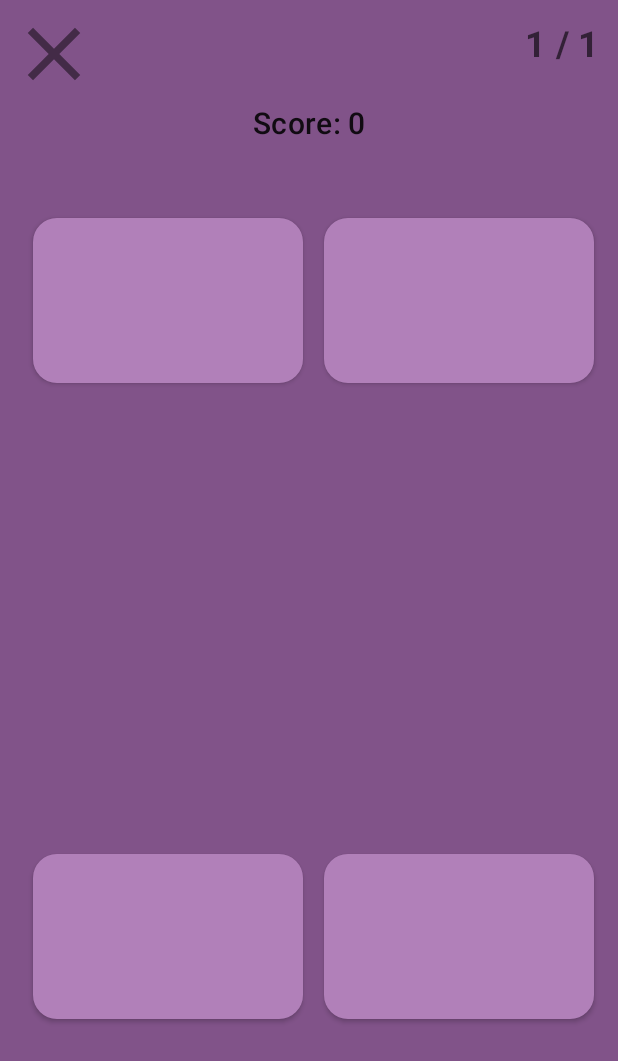
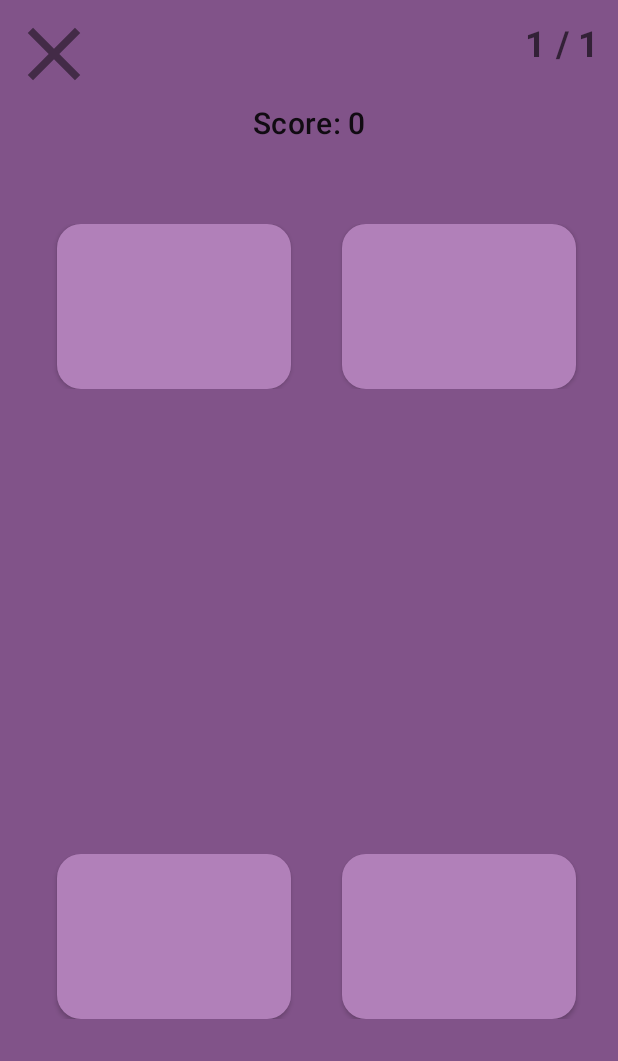
Before and after one commit to LuisCP20/AshtangaApp, an Android app: the TechniqueQuestionFragment screen opened through its navigation route, on a phone screen of 412 x 824 dp. Shown: the top 1061 px of the screen. Run offline under Robolectric (Android 15) with nearby library versions, the phone set to English and light mode, and no system bars; our stand-ins replace data binding; 1 statement that could not run was skipped.

Commit message:
Se mejoro espacio entre botones de pregunta de tecnica

```diff
--- a/app/src/main/res/layout/fragment_technique_question.xml
+++ b/app/src/main/res/layout/fragment_technique_question.xml
@@ -29,6 +29,7 @@
             android:layout_marginTop="128dp"
             android:layout_marginEnd="8dp"
             android:layout_marginBottom="128dp"
+            android:paddingHorizontal="4dp"
             android:imageResource="@{viewModel.asana.postureImageResourceId}"
             app:layout_constraintBottom_toBottomOf="@+id/ConstraintLayout"
             app:layout_constraintEnd_toEndOf="parent"
@@ -36,69 +37,101 @@
             app:layout_constraintTop_toTopOf="parent"
             tools:srcCompat="@drawable/asanad" />
 
-        <Button
-            android:id="@+id/option1_button"
+        <FrameLayout
+            android:id="@+id/option1_frame"
             android:layout_width="180dp"
             android:layout_height="110dp"
             android:layout_marginTop="32dp"
             android:layout_marginEnd="16dp"
+            android:paddingHorizontal="4dp"
+            app:layout_constraintEnd_toEndOf="parent"
+            app:layout_constraintTop_toBottomOf="@+id/imageView2">
+
+            <Button
+                android:id="@+id/option1_button"
+                android:layout_width="match_parent"
+                android:layout_height="match_parent"
                 android:background="@drawable/roundcorners"
+                android:layout_marginHorizontal="8dp"
                 android:onClick="@{() -> fragmentTechniqueQuestion.checkAnswer(viewModel.asanaOptions.get(0))}"
                 android:text="@{viewModel.textOptions.get(0)}"
                 android:clickable="@{viewModel.buttons}"
                 android:textAppearance="?attr/textAppearanceHeadline6"
                 app:layout_constraintEnd_toEndOf="parent"
-            app:layout_constraintTop_toBottomOf="@+id/imageView2"
+                app:layout_constraintTop_toTopOf="parent"
                 tools:text="Option 1" />
+        </FrameLayout>
+
+        <FrameLayout
+            android:layout_width="180dp"
+            android:layout_height="110dp"
+            android:layout_marginBottom="28dp"
+            android:layout_marginStart="16dp"
+            app:layout_constraintBottom_toTopOf="@+id/imageView2"
+            app:layout_constraintEnd_toStartOf="@+id/option4_frame"
+            android:paddingHorizontal="4dp"
+            app:layout_constraintStart_toStartOf="parent">
 
             <Button
                 android:id="@+id/option2_button"
-            android:layout_width="180dp"
-            android:layout_height="110dp"
-            android:layout_marginStart="16dp"
-            android:layout_marginEnd="8dp"
-            android:layout_marginBottom="32dp"
+                android:layout_width="match_parent"
+                android:layout_height="match_parent"
                 android:background="@drawable/roundcorners"
                 android:onClick="@{() -> fragmentTechniqueQuestion.checkAnswer(viewModel.asanaOptions.get(1))}"
                 android:text="@{viewModel.textOptions.get(1)}"
                 android:clickable="@{viewModel.buttons}"
+                android:layout_marginHorizontal="8dp"
                 android:textAppearance="?attr/textAppearanceHeadline6"
-            app:layout_constraintBottom_toTopOf="@+id/imageView2"
-            app:layout_constraintEnd_toStartOf="@+id/option4_button"
+                app:layout_constraintEnd_toEndOf="parent"
+                app:layout_constraintTop_toTopOf="parent"
+                tools:text="Option 2" />
+        </FrameLayout>
+
+        <FrameLayout
+            android:layout_width="180dp"
+            android:layout_height="110dp"
+            android:layout_marginTop="32dp"
+            android:layout_marginStart="16dp"
+            android:paddingHorizontal="4dp"
+            app:layout_constraintEnd_toStartOf="@+id/option1_frame"
             app:layout_constraintStart_toStartOf="parent"
-            tools:text="Option 2" />
+            app:layout_constraintTop_toBottomOf="@+id/imageView2">
 
             <Button
                 android:id="@+id/option3_button"
-            android:layout_width="180dp"
-            android:layout_height="110dp"
-            android:layout_marginStart="16dp"
-            android:layout_marginTop="32dp"
-            android:layout_marginEnd="8dp"
+                android:layout_width="match_parent"
+                android:layout_height="match_parent"
                 android:background="@drawable/roundcorners"
                 android:onClick="@{() -> fragmentTechniqueQuestion.checkAnswer(viewModel.asanaOptions.get(2))}"
                 android:text="@{viewModel.textOptions.get(2)}"
                 android:clickable="@{viewModel.buttons}"
+                android:layout_marginHorizontal="8dp"
                 android:textAppearance="?attr/textAppearanceHeadline6"
-            app:layout_constraintEnd_toStartOf="@+id/option1_button"
-            app:layout_constraintStart_toStartOf="parent"
-            app:layout_constraintTop_toBottomOf="@+id/imageView2"
                 tools:text="Option 3" />
+        </FrameLayout>
+
+        <FrameLayout
+            android:id="@+id/option4_frame"
+            android:layout_width="180dp"
+            android:layout_height="110dp"
+            android:layout_marginBottom="28dp"
+            android:layout_marginEnd="16dp"
+            android:paddingHorizontal="4dp"
+            app:layout_constraintBottom_toTopOf="@+id/imageView2"
+            app:layout_constraintEnd_toEndOf="parent">
 
             <Button
                 android:id="@+id/option4_button"
-            android:layout_width="180dp"
-            android:layout_height="110dp"
-            android:layout_marginEnd="16dp"
-            android:layout_marginBottom="32dp"
+                android:layout_width="match_parent"
+                android:layout_height="match_parent"
                 android:background="@drawable/roundcorners"
                 android:onClick="@{() -> fragmentTechniqueQuestion.checkAnswer(viewModel.asanaOptions.get(3))}"
                 android:text="@{viewModel.textOptions.get(3)}"
                 android:clickable="@{viewModel.buttons}"
+                android:layout_marginHorizontal="8dp"
                 android:textAppearance="?attr/textAppearanceHeadline6"
-            app:layout_constraintBottom_toTopOf="@+id/imageView2"
-            app:layout_constraintEnd_toEndOf="parent"
                 tools:text="Option 4" />
+        </FrameLayout>
 
         <ImageButton
             android:id="@+id/imageButton"
```
Lines whose indentation alone changed are shown as unchanged.
